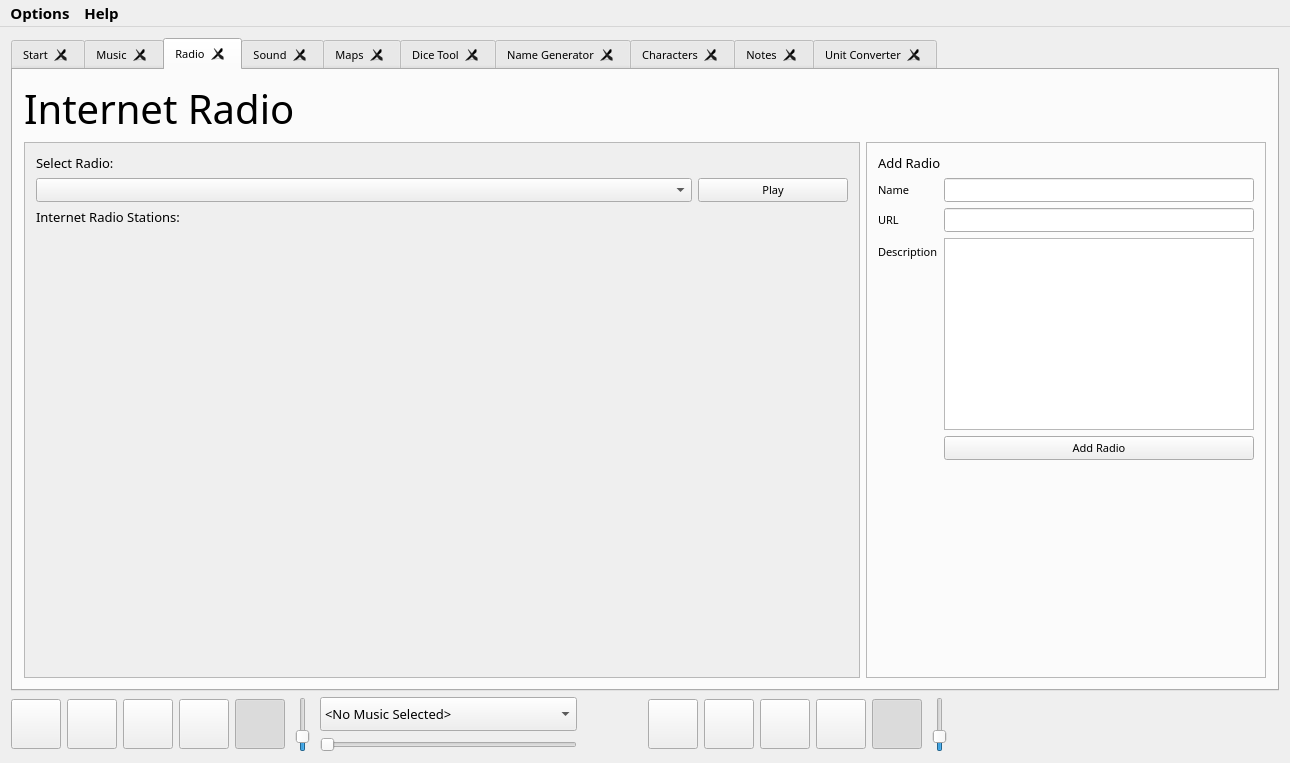
Old version of the form mainwindow.ui in the repository PhilInTheGaps/GM-Companion.
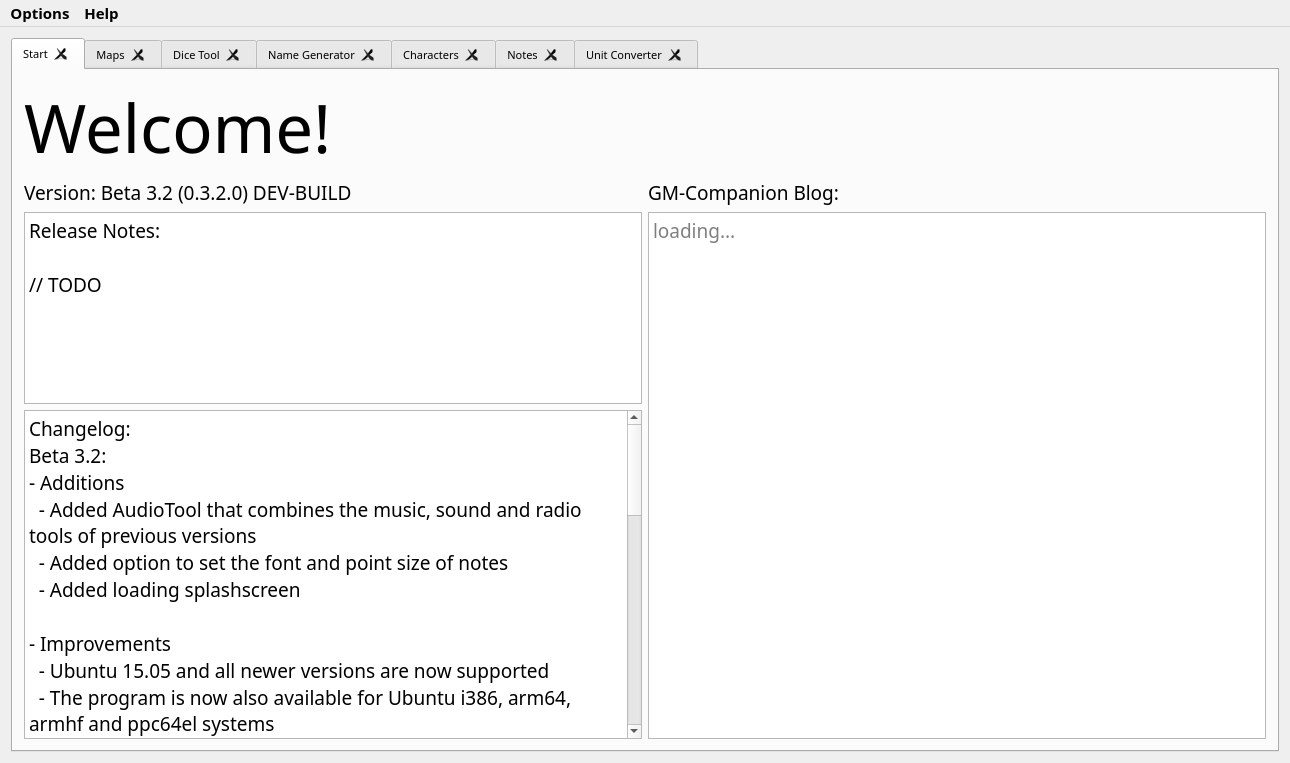
New version of the form. The open tabs and pages were chosen to show the change. Icons and pictures are not drawn.

Commit message: Removed music, sound and radio tool

Diff of the .ui file:
```diff
--- a/mainwindow.ui
+++ b/mainwindow.ui
@@ -55,7 +55,7 @@
        <enum>QTabWidget::Rounded</enum>
       </property>
       <property name="currentIndex">
-       <number>9</number>
+       <number>0</number>
       </property>
       <property name="elideMode">
        <enum>Qt::ElideNone</enum>
@@ -161,6 +161,7 @@
 &lt;p style=&quot; margin-top:0px; margin-bottom:0px; margin-left:0px; margin-right:0px; -qt-block-indent:0; text-indent:0px;&quot;&gt;&lt;span style=&quot; font-family:'MS Shell Dlg 2';&quot;&gt;Changelog:&lt;/span&gt;&lt;/p&gt;
 &lt;p style=&quot; margin-top:0px; margin-bottom:0px; margin-left:0px; margin-right:0px; -qt-block-indent:0; text-indent:0px;&quot;&gt;&lt;span style=&quot; font-family:'MS Shell Dlg 2';&quot;&gt;Beta 3.2:&lt;/span&gt;&lt;/p&gt;
 &lt;p style=&quot; margin-top:0px; margin-bottom:0px; margin-left:0px; margin-right:0px; -qt-block-indent:0; text-indent:0px;&quot;&gt;&lt;span style=&quot; font-family:'MS Shell Dlg 2';&quot;&gt;- Additions&lt;/span&gt;&lt;/p&gt;
+&lt;p style=&quot; margin-top:0px; margin-bottom:0px; margin-left:0px; margin-right:0px; -qt-block-indent:0; text-indent:0px;&quot;&gt;&lt;span style=&quot; font-family:'MS Shell Dlg 2';&quot;&gt;  - Added AudioTool that combines the music, sound and radio tools of previous versions&lt;/span&gt;&lt;/p&gt;
 &lt;p style=&quot; margin-top:0px; margin-bottom:0px; margin-left:0px; margin-right:0px; -qt-block-indent:0; text-indent:0px;&quot;&gt;&lt;span style=&quot; font-family:'MS Shell Dlg 2';&quot;&gt;  - Added option to set the font and point size of notes&lt;/span&gt;&lt;/p&gt;
 &lt;p style=&quot; margin-top:0px; margin-bottom:0px; margin-left:0px; margin-right:0px; -qt-block-indent:0; text-indent:0px;&quot;&gt;&lt;span style=&quot; font-family:'MS Shell Dlg 2';&quot;&gt;  - Added loading splashscreen&lt;/span&gt;&lt;/p&gt;
 &lt;p style=&quot;-qt-paragraph-type:empty; margin-top:0px; margin-bottom:0px; margin-left:0px; margin-right:0px; -qt-block-indent:0; text-indent:0px; font-family:'MS Shell Dlg 2';&quot;&gt;&lt;br /&gt;&lt;/p&gt;
@@ -201,13 +202,6 @@
           </item>
           <item>
            <layout class="QVBoxLayout" name="verticalLayout_3">
-            <item>
-             <widget class="QPushButton" name="addTestToolButton">
-              <property name="text">
-               <string>Add Test Tool</string>
-              </property>
-             </widget>
-            </item>
             <item>
              <widget class="QLabel" name="label">
               <property name="font">
@@ -251,243 +245,6 @@
         </item>
        </layout>
       </widget>
-      <widget class="QWidget" name="tabMusic">
-       <attribute name="title">
-        <string>Music</string>
-       </attribute>
-       <layout class="QVBoxLayout" name="verticalLayout_9"/>
-      </widget>
-      <widget class="QWidget" name="tabRadio">
-       <attribute name="title">
-        <string>Radio</string>
-       </attribute>
-       <layout class="QVBoxLayout" name="verticalLayout_7">
-        <item>
-         <widget class="QLabel" name="label_5">
-          <property name="sizePolicy">
-           <sizepolicy hsizetype="Maximum" vsizetype="Maximum">
-            <horstretch>0</horstretch>
-            <verstretch>0</verstretch>
-           </sizepolicy>
-          </property>
-          <property name="font">
-           <font>
-            <pointsize>30</pointsize>
-           </font>
-          </property>
-          <property name="text">
-           <string>Internet Radio</string>
-          </property>
-         </widget>
-        </item>
-        <item>
-         <layout class="QHBoxLayout" name="horizontalLayout">
-          <item>
-           <widget class="QScrollArea" name="radioScrollArea">
-            <property name="widgetResizable">
-             <bool>true</bool>
-            </property>
-            <property name="alignment">
-             <set>Qt::AlignLeading|Qt::AlignLeft|Qt::AlignTop</set>
-            </property>
-            <widget class="QWidget" name="scrollAreaWidgetContents_2">
-             <property name="geometry">
-              <rect>
-               <x>0</x>
-               <y>0</y>
-               <width>840</width>
-               <height>539</height>
-              </rect>
-             </property>
-             <layout class="QVBoxLayout" name="verticalLayout_22">
-              <item>
-               <widget class="QLabel" name="label_17">
-                <property name="font">
-                 <font>
-                  <pointsize>10</pointsize>
-                 </font>
-                </property>
-                <property name="text">
-                 <string>Select Radio:</string>
-                </property>
-               </widget>
-              </item>
-              <item>
-               <layout class="QHBoxLayout" name="horizontalLayout_3">
-                <item>
-                 <widget class="QComboBox" name="radioSelectComboBox"/>
-                </item>
-                <item>
-                 <widget class="QPushButton" name="radioPlayButton">
-                  <property name="maximumSize">
-                   <size>
-                    <width>150</width>
-                    <height>16777215</height>
-                   </size>
-                  </property>
-                  <property name="text">
-                   <string>Play</string>
-                  </property>
-                 </widget>
-                </item>
-               </layout>
-              </item>
-              <item>
-               <widget class="QLabel" name="label_15">
-                <property name="font">
-                 <font>
-                  <pointsize>10</pointsize>
-                 </font>
-                </property>
-                <property name="text">
-                 <string>Internet Radio Stations:</string>
-                </property>
-               </widget>
-              </item>
-              <item>
-               <layout class="QVBoxLayout" name="radioDetailsLayout"/>
-              </item>
-              <item>
-               <spacer name="verticalSpacer_3">
-                <property name="orientation">
-                 <enum>Qt::Vertical</enum>
-                </property>
-                <property name="sizeHint" stdset="0">
-                 <size>
-                  <width>20</width>
-                  <height>40</height>
-                 </size>
-                </property>
-               </spacer>
-              </item>
-             </layout>
-            </widget>
-           </widget>
-          </item>
-          <item>
-           <widget class="QFrame" name="frame_3">
-            <property name="sizePolicy">
-             <sizepolicy hsizetype="Expanding" vsizetype="Preferred">
-              <horstretch>0</horstretch>
-              <verstretch>0</verstretch>
-             </sizepolicy>
-            </property>
-            <property name="maximumSize">
-             <size>
-              <width>400</width>
-              <height>16777215</height>
-             </size>
-            </property>
-            <property name="frameShape">
-             <enum>QFrame::StyledPanel</enum>
-            </property>
-            <property name="frameShadow">
-             <enum>QFrame::Raised</enum>
-            </property>
-            <layout class="QVBoxLayout" name="verticalLayout_23">
-             <item>
-              <widget class="QLabel" name="label_10">
-               <property name="font">
-                <font>
-                 <pointsize>10</pointsize>
-                </font>
-               </property>
-               <property name="text">
-                <string>Add Radio</string>
-               </property>
-              </widget>
-             </item>
-             <item>
-              <layout class="QFormLayout" name="formLayout">
-               <item row="0" column="0">
-                <widget class="QLabel" name="label_12">
-                 <property name="text">
-                  <string>Name</string>
-                 </property>
-                </widget>
-               </item>
-               <item row="2" column="0">
-                <widget class="QLabel" name="label_13">
-                 <property name="sizePolicy">
-                  <sizepolicy hsizetype="Preferred" vsizetype="Preferred">
-                   <horstretch>0</horstretch>
-                   <verstretch>0</verstretch>
-                  </sizepolicy>
-                 </property>
-                 <property name="text">
-                  <string>Description</string>
-                 </property>
-                </widget>
-               </item>
-               <item row="0" column="1">
-                <widget class="QLineEdit" name="radioNameField">
-                 <property name="maximumSize">
-                  <size>
-                   <width>16777215</width>
-                   <height>16777215</height>
-                  </size>
-                 </property>
-                 <property name="toolTip">
-                  <string>The displayed radio name</string>
-                 </property>
-                </widget>
-               </item>
-               <item row="2" column="1">
-                <widget class="QTextEdit" name="radioDescriptionField">
-                 <property name="toolTip">
-                  <string>A short description of the radio</string>
-                 </property>
-                </widget>
-               </item>
-               <item row="1" column="0">
-                <widget class="QLabel" name="label_14">
-                 <property name="text">
-                  <string>URL</string>
-                 </property>
-                </widget>
-               </item>
-               <item row="1" column="1">
-                <widget class="QLineEdit" name="radioURLField">
-                 <property name="toolTip">
-                  <string>URL to the direct music stream</string>
-                 </property>
-                </widget>
-               </item>
-               <item row="3" column="1">
-                <widget class="QPushButton" name="addRadioButton">
-                 <property name="text">
-                  <string>Add Radio</string>
-                 </property>
-                </widget>
-               </item>
-              </layout>
-             </item>
-             <item>
-              <spacer name="verticalSpacer_2">
-               <property name="orientation">
-                <enum>Qt::Vertical</enum>
-               </property>
-               <property name="sizeHint" stdset="0">
-                <size>
-                 <width>20</width>
-                 <height>40</height>
-                </size>
-               </property>
-              </spacer>
-             </item>
-            </layout>
-           </widget>
-          </item>
-         </layout>
-        </item>
-       </layout>
-      </widget>
-      <widget class="QWidget" name="tabSound">
-       <attribute name="title">
-        <string>Sound</string>
-       </attribute>
-       <layout class="QVBoxLayout" name="verticalLayout_21"/>
-      </widget>
       <widget class="QWidget" name="tabMaps">
        <attribute name="title">
         <string>Maps</string>
@@ -1406,735 +1163,6 @@
       </widget>
      </widget>
     </item>
-    <item>
-     <layout class="QHBoxLayout" name="horizontalLayout_2">
-      <item>
-       <layout class="QHBoxLayout" name="horizontalLayout_13" stretch="0,0,0,0">
-        <property name="spacing">
-         <number>10</number>
-        </property>
-        <property name="sizeConstraint">
-         <enum>QLayout::SetMaximumSize</enum>
-        </property>
-        <property name="leftMargin">
-         <number>0</number>
-        </property>
-        <item>
-         <layout class="QHBoxLayout" name="musicControls">
-          <property name="sizeConstraint">
-           <enum>QLayout::SetDefaultConstraint</enum>
-          </property>
-          <item>
-           <widget class="QPushButton" name="musicPlayButton">
-            <property name="sizePolicy">
-             <sizepolicy hsizetype="Maximum" vsizetype="Maximum">
-              <horstretch>0</horstretch>
-              <verstretch>0</verstretch>
-             </sizepolicy>
-            </property>
-            <property name="minimumSize">
-             <size>
-              <width>50</width>
-              <height>50</height>
-             </size>
-            </property>
-            <property name="maximumSize">
-             <size>
-              <width>50</width>
-              <height>50</height>
-             </size>
-            </property>
-            <property name="font">
-             <font>
-              <pointsize>10</pointsize>
-              <weight>75</weight>
-              <bold>true</bold>
-             </font>
-            </property>
-            <property name="toolTip">
-             <string>Play (Music)</string>
-            </property>
-            <property name="text">
-             <string/>
-            </property>
-            <property name="icon">
-             <iconset resource="resources.qrc">
-              <normaloff>:/resources/mediaIcons/play.png</normaloff>:/resources/mediaIcons/play.png</iconset>
-            </property>
-            <property name="iconSize">
-             <size>
-              <width>32</width>
-              <height>32</height>
-             </size>
-            </property>
-            <property name="autoDefault">
-             <bool>false</bool>
-            </property>
-            <property name="default">
-             <bool>false</bool>
-            </property>
-            <property name="flat">
-             <bool>false</bool>
-            </property>
-           </widget>
-          </item>
-          <item>
-           <widget class="QPushButton" name="musicPauseButton">
-            <property name="sizePolicy">
-             <sizepolicy hsizetype="Maximum" vsizetype="Maximum">
-              <horstretch>0</horstretch>
-              <verstretch>0</verstretch>
-             </sizepolicy>
-            </property>
-            <property name="minimumSize">
-             <size>
-              <width>50</width>
-              <height>50</height>
-             </size>
-            </property>
-            <property name="maximumSize">
-             <size>
-              <width>50</width>
-              <height>50</height>
-             </size>
-            </property>
-            <property name="font">
-             <font>
-              <pointsize>10</pointsize>
-              <weight>75</weight>
-              <bold>true</bold>
-             </font>
-            </property>
-            <property name="toolTip">
-             <string>Pause (Music)</string>
-            </property>
-            <property name="text">
-             <string/>
-            </property>
-            <property name="icon">
-             <iconset resource="resources.qrc">
-              <normaloff>:/resources/mediaIcons/pause.png</normaloff>:/resources/mediaIcons/pause.png</iconset>
-            </property>
-            <property name="iconSize">
-             <size>
-              <width>32</width>
-              <height>32</height>
-             </size>
-            </property>
-           </widget>
-          </item>
-          <item>
-           <widget class="QPushButton" name="musicReplayButton">
-            <property name="sizePolicy">
-             <sizepolicy hsizetype="Maximum" vsizetype="Maximum">
-              <horstretch>0</horstretch>
-              <verstretch>0</verstretch>
-             </sizepolicy>
-            </property>
-            <property name="minimumSize">
-             <size>
-              <width>50</width>
-              <height>50</height>
-             </size>
-            </property>
-            <property name="maximumSize">
-             <size>
-              <width>50</width>
-              <height>50</height>
-             </size>
-            </property>
-            <property name="font">
-             <font>
-              <pointsize>10</pointsize>
-              <weight>75</weight>
-              <bold>true</bold>
-             </font>
-            </property>
-            <property name="toolTip">
-             <string>Rewind (Music)</string>
-            </property>
-            <property name="text">
-             <string/>
-            </property>
-            <property name="icon">
-             <iconset resource="resources.qrc">
-              <normaloff>:/resources/mediaIcons/skipBack.png</normaloff>:/resources/mediaIcons/skipBack.png</iconset>
-            </property>
-            <property name="iconSize">
-             <size>
-              <width>32</width>
-              <height>32</height>
-             </size>
-            </property>
-           </widget>
-          </item>
-          <item>
-           <widget class="QPushButton" name="musicNextButton">
-            <property name="sizePolicy">
-             <sizepolicy hsizetype="Maximum" vsizetype="Maximum">
-              <horstretch>0</horstretch>
-              <verstretch>0</verstretch>
-             </sizepolicy>
-            </property>
-            <property name="minimumSize">
-             <size>
-              <width>50</width>
-              <height>50</height>
-             </size>
-            </property>
-            <property name="maximumSize">
-             <size>
-              <width>50</width>
-              <height>50</height>
-             </size>
-            </property>
-            <property name="font">
-             <font>
-              <pointsize>10</pointsize>
-              <weight>75</weight>
-              <bold>true</bold>
-             </font>
-            </property>
-            <property name="toolTip">
-             <string>Next (Music)</string>
-            </property>
-            <property name="text">
-             <string/>
-            </property>
-            <property name="icon">
-             <iconset resource="resources.qrc">
-              <normaloff>:/resources/mediaIcons/seekForward.png</normaloff>:/resources/mediaIcons/seekForward.png</iconset>
-            </property>
-            <property name="iconSize">
-             <size>
-              <width>32</width>
-              <height>32</height>
-             </size>
-            </property>
-            <property name="checkable">
-             <bool>false</bool>
-            </property>
-            <property name="checked">
-             <bool>false</bool>
-            </property>
-           </widget>
-          </item>
-          <item>
-           <widget class="QPushButton" name="musicRandomButton">
-            <property name="sizePolicy">
-             <sizepolicy hsizetype="Maximum" vsizetype="Maximum">
-              <horstretch>0</horstretch>
-              <verstretch>0</verstretch>
-             </sizepolicy>
-            </property>
-            <property name="minimumSize">
-             <size>
-              <width>50</width>
-              <height>50</height>
-             </size>
-            </property>
-            <property name="maximumSize">
-             <size>
-              <width>50</width>
-              <height>50</height>
-             </size>
-            </property>
-            <property name="font">
-             <font>
-              <pointsize>10</pointsize>
-              <weight>75</weight>
-              <bold>true</bold>
-             </font>
-            </property>
-            <property name="toolTip">
-             <string>Toggle Music Shuffle (bright = on, dark = off)</string>
-            </property>
-            <property name="text">
-             <string/>
-            </property>
-            <property name="icon">
-             <iconset resource="resources.qrc">
-              <normaloff>:/resources/mediaIcons/shuffleOn.png</normaloff>:/resources/mediaIcons/shuffleOn.png</iconset>
-            </property>
-            <property name="iconSize">
-             <size>
-              <width>32</width>
-              <height>32</height>
-             </size>
-            </property>
-            <property name="checkable">
-             <bool>true</bool>
-            </property>
-            <property name="checked">
-             <bool>true</bool>
-            </property>
-           </widget>
-          </item>
-         </layout>
-        </item>
-        <item>
-         <widget class="QSlider" name="musicVolumeSlider">
-          <property name="sizePolicy">
-           <sizepolicy hsizetype="Maximum" vsizetype="Minimum">
-            <horstretch>0</horstretch>
-            <verstretch>0</verstretch>
-           </sizepolicy>
-          </property>
-          <property name="minimumSize">
-           <size>
-            <width>0</width>
-            <height>0</height>
-           </size>
-          </property>
-          <property name="maximumSize">
-           <size>
-            <width>16777215</width>
-            <height>55</height>
-           </size>
-          </property>
-          <property name="toolTip">
-           <string>Music Volume</string>
-          </property>
-          <property name="value">
-           <number>20</number>
-          </property>
-          <property name="orientation">
-           <enum>Qt::Vertical</enum>
-          </property>
-         </widget>
-        </item>
-        <item>
-         <layout class="QVBoxLayout" name="verticalLayout_18">
-          <item>
-           <widget class="QComboBox" name="musicTitleComboBox">
-            <property name="sizePolicy">
-             <sizepolicy hsizetype="Expanding" vsizetype="Minimum">
-              <horstretch>0</horstretch>
-              <verstretch>0</verstretch>
-             </sizepolicy>
-            </property>
-            <property name="minimumSize">
-             <size>
-              <width>100</width>
-              <height>0</height>
-             </size>
-            </property>
-            <property name="maximumSize">
-             <size>
-              <width>300</width>
-              <height>16777215</height>
-             </size>
-            </property>
-            <property name="font">
-             <font>
-              <pointsize>10</pointsize>
-             </font>
-            </property>
-            <property name="maxVisibleItems">
-             <number>50</number>
-            </property>
-            <item>
-             <property name="text">
-              <string>&lt;No Music Selected&gt;</string>
-             </property>
-            </item>
-           </widget>
-          </item>
-          <item>
-           <widget class="QSlider" name="musicProgressSlider">
-            <property name="minimumSize">
-             <size>
-              <width>100</width>
-              <height>0</height>
-             </size>
-            </property>
-            <property name="maximumSize">
-             <size>
-              <width>300</width>
-              <height>16777215</height>
-             </size>
-            </property>
-            <property name="toolTip">
-             <string>Music Progress</string>
-            </property>
-            <property name="maximum">
-             <number>1</number>
-            </property>
-            <property name="orientation">
-             <enum>Qt::Horizontal</enum>
-            </property>
-            <property name="invertedAppearance">
-             <bool>false</bool>
-            </property>
-           </widget>
-          </item>
-         </layout>
-        </item>
-        <item>
-         <widget class="QLabel" name="musicCoverLabel">
-          <property name="sizePolicy">
-           <sizepolicy hsizetype="Minimum" vsizetype="Minimum">
-            <horstretch>0</horstretch>
-            <verstretch>0</verstretch>
-           </sizepolicy>
-          </property>
-          <property name="minimumSize">
-           <size>
-            <width>55</width>
-            <height>55</height>
-           </size>
-          </property>
-          <property name="maximumSize">
-           <size>
-            <width>55</width>
-            <height>55</height>
-           </size>
-          </property>
-          <property name="font">
-           <font>
-            <pointsize>8</pointsize>
-           </font>
-          </property>
-          <property name="frameShape">
-           <enum>QFrame::NoFrame</enum>
-          </property>
-          <property name="frameShadow">
-           <enum>QFrame::Plain</enum>
-          </property>
-          <property name="text">
-           <string/>
-          </property>
-         </widget>
-        </item>
-       </layout>
-      </item>
-      <item>
-       <layout class="QHBoxLayout" name="horizontalLayout_14" stretch="0,0,0,0">
-        <property name="spacing">
-         <number>10</number>
-        </property>
-        <property name="sizeConstraint">
-         <enum>QLayout::SetMaximumSize</enum>
-        </property>
-        <property name="leftMargin">
-         <number>0</number>
-        </property>
-        <item>
-         <layout class="QVBoxLayout" name="verticalLayout_17">
-          <item>
-           <layout class="QHBoxLayout" name="soundControls">
-            <item>
-             <widget class="QPushButton" name="soundPlayButton">
-              <property name="sizePolicy">
-               <sizepolicy hsizetype="Minimum" vsizetype="Maximum">
-                <horstretch>0</horstretch>
-                <verstretch>0</verstretch>
-               </sizepolicy>
-              </property>
-              <property name="minimumSize">
-               <size>
-                <width>50</width>
-                <height>50</height>
-               </size>
-              </property>
-              <property name="maximumSize">
-               <size>
-                <width>50</width>
-                <height>50</height>
-               </size>
-              </property>
-              <property name="font">
-               <font>
-                <pointsize>10</pointsize>
-                <weight>75</weight>
-                <bold>true</bold>
-               </font>
-              </property>
-              <property name="toolTip">
-               <string>Play (Sound)</string>
-              </property>
-              <property name="text">
-               <string/>
-              </property>
-              <property name="icon">
-               <iconset resource="resources.qrc">
-                <normaloff>:/resources/mediaIcons/play.png</normaloff>:/resources/mediaIcons/play.png</iconset>
-              </property>
-              <property name="iconSize">
-               <size>
-                <width>32</width>
-                <height>32</height>
-               </size>
-              </property>
-             </widget>
-            </item>
-            <item>
-             <widget class="QPushButton" name="soundPauseButton">
-              <property name="sizePolicy">
-               <sizepolicy hsizetype="Minimum" vsizetype="Maximum">
-                <horstretch>0</horstretch>
-                <verstretch>0</verstretch>
-               </sizepolicy>
-              </property>
-              <property name="minimumSize">
-               <size>
-                <width>50</width>
-                <height>50</height>
-               </size>
-              </property>
-              <property name="maximumSize">
-               <size>
-                <width>50</width>
-                <height>50</height>
-               </size>
-              </property>
-              <property name="font">
-               <font>
-                <pointsize>10</pointsize>
-                <weight>75</weight>
-                <bold>true</bold>
-               </font>
-              </property>
-              <property name="toolTip">
-               <string>Pause (Sound)</string>
-              </property>
-              <property name="text">
-               <string/>
-              </property>
-              <property name="icon">
-               <iconset resource="resources.qrc">
-                <normaloff>:/resources/mediaIcons/pause.png</normaloff>:/resources/mediaIcons/pause.png</iconset>
-              </property>
-              <property name="iconSize">
-               <size>
-                <width>32</width>
-                <height>32</height>
-               </size>
-              </property>
-             </widget>
-            </item>
-            <item>
-             <widget class="QPushButton" name="soundReplayButton">
-              <property name="sizePolicy">
-               <sizepolicy hsizetype="Minimum" vsizetype="Maximum">
-                <horstretch>0</horstretch>
-                <verstretch>0</verstretch>
-               </sizepolicy>
-              </property>
-              <property name="minimumSize">
-               <size>
-                <width>50</width>
-                <height>50</height>
-               </size>
-              </property>
-              <property name="maximumSize">
-               <size>
-                <width>50</width>
-                <height>50</height>
-               </size>
-              </property>
-              <property name="font">
-               <font>
-                <pointsize>10</pointsize>
-                <weight>75</weight>
-                <bold>true</bold>
-               </font>
-              </property>
-              <property name="toolTip">
-               <string>Rewind (Sound)</string>
-              </property>
-              <property name="text">
-               <string/>
-              </property>
-              <property name="icon">
-               <iconset resource="resources.qrc">
-                <normaloff>:/resources/mediaIcons/skipBack.png</normaloff>:/resources/mediaIcons/skipBack.png</iconset>
-              </property>
-              <property name="iconSize">
-               <size>
-                <width>32</width>
-                <height>32</height>
-               </size>
-              </property>
-             </widget>
-            </item>
-            <item>
-             <widget class="QPushButton" name="soundNextButton">
-              <property name="sizePolicy">
-               <sizepolicy hsizetype="Minimum" vsizetype="Maximum">
-                <horstretch>0</horstretch>
-                <verstretch>0</verstretch>
-               </sizepolicy>
-              </property>
-              <property name="minimumSize">
-               <size>
-                <width>50</width>
-                <height>50</height>
-               </size>
-              </property>
-              <property name="maximumSize">
-               <size>
-                <width>50</width>
-                <height>50</height>
-               </size>
-              </property>
-              <property name="font">
-               <font>
-                <pointsize>10</pointsize>
-                <weight>75</weight>
-                <bold>true</bold>
-               </font>
-              </property>
-              <property name="toolTip">
-               <string>Next (Sound)</string>
-              </property>
-              <property name="text">
-               <string/>
-              </property>
-              <property name="icon">
-               <iconset resource="resources.qrc">
-                <normaloff>:/resources/mediaIcons/seekForward.png</normaloff>:/resources/mediaIcons/seekForward.png</iconset>
-              </property>
-              <property name="iconSize">
-               <size>
-                <width>32</width>
-                <height>32</height>
-               </size>
-              </property>
-             </widget>
-            </item>
-            <item>
-             <widget class="QPushButton" name="soundRandomButton">
-              <property name="sizePolicy">
-               <sizepolicy hsizetype="Minimum" vsizetype="Maximum">
-                <horstretch>0</horstretch>
-                <verstretch>0</verstretch>
-               </sizepolicy>
-              </property>
-              <property name="minimumSize">
-               <size>
-                <width>50</width>
-                <height>50</height>
-               </size>
-              </property>
-              <property name="maximumSize">
-               <size>
-                <width>50</width>
-                <height>50</height>
-               </size>
-              </property>
-              <property name="toolTip">
-               <string>Toggle Sound Shuffle (bright = on, dark = off)</string>
-              </property>
-              <property name="text">
-               <string/>
-              </property>
-              <property name="icon">
-               <iconset resource="resources.qrc">
-                <normaloff>:/resources/mediaIcons/shuffleOn.png</normaloff>:/resources/mediaIcons/shuffleOn.png</iconset>
-              </property>
-              <property name="iconSize">
-               <size>
-                <width>32</width>
-                <height>32</height>
-               </size>
-              </property>
-              <property name="checkable">
-               <bool>true</bool>
-              </property>
-              <property name="checked">
-               <bool>true</bool>
-              </property>
-             </widget>
-            </item>
-           </layout>
-          </item>
-         </layout>
-        </item>
-        <item>
-         <widget class="QSlider" name="soundVolumeSlider">
-          <property name="sizePolicy">
-           <sizepolicy hsizetype="Maximum" vsizetype="Fixed">
-            <horstretch>0</horstretch>
-            <verstretch>0</verstretch>
-           </sizepolicy>
-          </property>
-          <property name="minimumSize">
-           <size>
-            <width>0</width>
-            <height>0</height>
-           </size>
-          </property>
-          <property name="maximumSize">
-           <size>
-            <width>16777215</width>
-            <height>55</height>
-           </size>
-          </property>
-          <property name="toolTip">
-           <string>Sound Volume</string>
-          </property>
-          <property name="value">
-           <number>20</number>
-          </property>
-          <property name="orientation">
-           <enum>Qt::Vertical</enum>
-          </property>
-         </widget>
-        </item>
-        <item>
-         <widget class="QLabel" name="soundNameLabel">
-          <property name="sizePolicy">
-           <sizepolicy hsizetype="Preferred" vsizetype="Minimum">
-            <horstretch>0</horstretch>
-            <verstretch>0</verstretch>
-           </sizepolicy>
-          </property>
-          <property name="minimumSize">
-           <size>
-            <width>120</width>
-            <height>0</height>
-           </size>
-          </property>
-          <property name="maximumSize">
-           <size>
-            <width>300</width>
-            <height>85</height>
-           </size>
-          </property>
-          <property name="font">
-           <font>
-            <pointsize>8</pointsize>
-           </font>
-          </property>
-          <property name="text">
-           <string>&lt;No Sounds Selected&gt;</string>
-          </property>
-          <property name="wordWrap">
-           <bool>true</bool>
-          </property>
-         </widget>
-        </item>
-        <item>
-         <spacer name="horizontalSpacer_2">
-          <property name="orientation">
-           <enum>Qt::Horizontal</enum>
-          </property>
-          <property name="sizeType">
-           <enum>QSizePolicy::Expanding</enum>
-          </property>
-          <property name="sizeHint" stdset="0">
-           <size>
-            <width>0</width>
-            <height>20</height>
-           </size>
-          </property>
-         </spacer>
-        </item>
-       </layout>
-      </item>
-     </layout>
-    </item>
    </layout>
   </widget>
   <widget class="QMenuBar" name="menuBar">
@@ -2203,8 +1231,6 @@
       <string>Add Tools</string>
      </property>
      <addaction name="actionAdd_Audio_Tool"/>
-     <addaction name="actionToggle_Sound_Tool"/>
-     <addaction name="actionToggle_Radio_Tool"/>
      <addaction name="actionToggle_Maps_Tool"/>
      <addaction name="actionToggle_Dice_Tool"/>
      <addaction name="actionToggle_Name_Generator_Tool"/>
```
Left out of the diff: 4 changed lines with no effect on the pictures. The commit also changes 23 other files.
